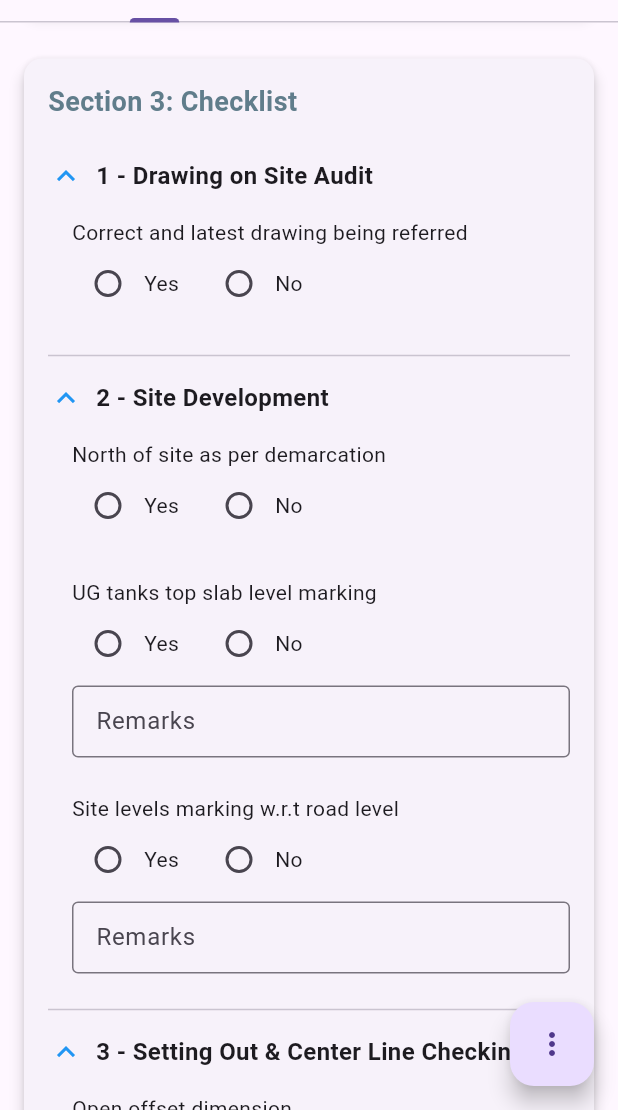
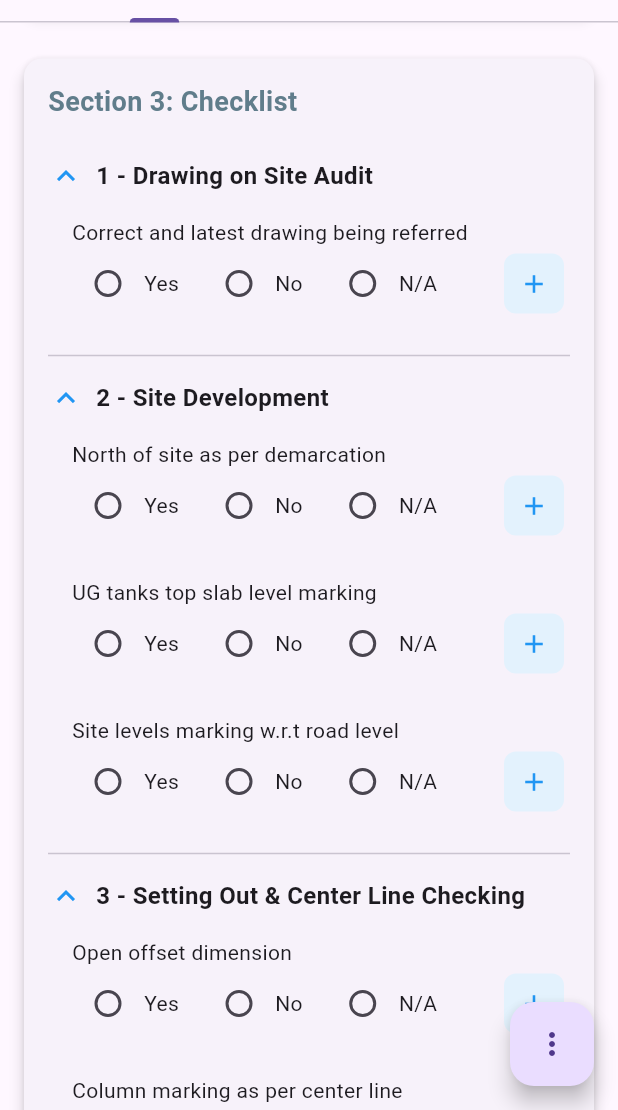
Before and after one commit to anshgwash/site_report_app_v2, a Flutter app: the screen it shows after launch, scrolled down 1152 dp, on a phone screen of 412 x 824 dp, the part 126-1236 px from its top. Run offline on Flutter 3.47's test engine with Material 3 defaults, Android fonts, the phone set to English and light mode, and no system bars; our stand-ins replace cross_file, flutter_riverpod, image_picker, open_file, pdf, share_plus and 1 more.

Commit message:
adds max char limit to 240, adds remarks plus button for each

```diff
--- a/lib/form_sections/section_three.dart
+++ b/lib/form_sections/section_three.dart
@@ -28,6 +28,9 @@ class _SectionThreeState extends State<SectionThree> {
     'blockWork': true,
     'elevation': true,
   };
+
+  // Expanded remark trackers
+  final Map<String, bool> _expandedRemarks = {};
 
   @override
   Widget build(BuildContext context) {
@@ -67,12 +70,10 @@ class _SectionThreeState extends State<SectionThree> {
                 _buildYesNoField(
                   title: 'UG tanks top slab level marking',
                   fieldName: 'ug_tanks_level',
-                  hasRemarks: true,
                 ),
                 _buildYesNoField(
                   title: 'Site levels marking w.r.t road level',
                   fieldName: 'site_levels_road',
-                  hasRemarks: true,
                 ),
               ],
             ),
@@ -85,12 +86,10 @@ class _SectionThreeState extends State<SectionThree> {
                 _buildYesNoField(
                   title: 'Open offset dimension',
                   fieldName: 'offset_dimension',
-                  hasRemarks: true,
                 ),
                 _buildYesNoField(
                   title: 'Column marking as per center line',
                   fieldName: 'column_marking',
-                  hasRemarks: true,
                 ),
               ],
             ),
@@ -103,7 +102,6 @@ class _SectionThreeState extends State<SectionThree> {
                 _buildYesNoField(
                   title: 'Overall checking - supporting level, no gaps, etc.',
                   fieldName: 'shuttering_check',
-                  hasRemarks: true,
                 ),
               ],
             ),
@@ -238,11 +236,12 @@ class _SectionThreeState extends State<SectionThree> {
     );
   }
 
-  Widget _buildYesNoField({
-    required String title,
-    required String fieldName,
-    bool hasRemarks = false,
-  }) {
+  Widget _buildYesNoField({required String title, required String fieldName}) {
+    final hasRemark =
+        widget.formData['${fieldName}_remarks'] != null &&
+        widget.formData['${fieldName}_remarks'].toString().isNotEmpty;
+    final isRemarkExpanded = _expandedRemarks[fieldName] ?? false;
+
     return Padding(
       padding: const EdgeInsets.symmetric(vertical: 8.0),
       child: Column(
@@ -250,6 +249,10 @@ class _SectionThreeState extends State<SectionThree> {
         children: [
           Text(title),
           Row(
+            children: [
+              // Radio buttons for Yes/No/N/A
+              Expanded(
+                child: Row(
                   children: [
                     Radio<String>(
                       value: 'Yes',
@@ -272,10 +275,46 @@ class _SectionThreeState extends State<SectionThree> {
                       },
                     ),
                     const Text('No'),
+                    const SizedBox(width: 16),
+                    Radio<String>(
+                      value: 'N/A',
+                      groupValue: widget.formData['${fieldName}_yn'] as String?,
+                      onChanged: (value) {
+                        setState(() {
+                          widget.updateFormData('${fieldName}_yn', value);
+                        });
+                      },
+                    ),
+                    const Text('N/A'),
                   ],
                 ),
-          if (hasRemarks) ...[
-            const SizedBox(height: 4),
+              ),
+              // Add Remark button
+              IconButton(
+                onPressed: () {
+                  setState(() {
+                    _expandedRemarks[fieldName] = !isRemarkExpanded;
+                  });
+                },
+                icon: Icon(
+                  isRemarkExpanded ? Icons.remove : Icons.add,
+                  color: hasRemark ? Colors.orange : Colors.blue,
+                  size: 20,
+                ),
+                tooltip: isRemarkExpanded ? 'Hide Remark' : 'Add Remark',
+                style: IconButton.styleFrom(
+                  backgroundColor:
+                      hasRemark ? Colors.orange.shade50 : Colors.blue.shade50,
+                  shape: RoundedRectangleBorder(
+                    borderRadius: BorderRadius.circular(8),
+                  ),
+                ),
+              ),
+            ],
+          ),
+          // Show remark field if expanded
+          if (isRemarkExpanded) ...[
+            const SizedBox(height: 8),
             TextFormField(
               initialValue: widget.formData['${fieldName}_remarks'] as String?,
               decoration: const InputDecoration(
@@ -285,10 +324,41 @@ class _SectionThreeState extends State<SectionThree> {
                   horizontal: 12,
                   vertical: 10,
                 ),
+                hintText: 'Enter your remarks here...',
               ),
+              maxLines: 3,
+              maxLength: 240,
               onChanged: (value) {
                 widget.updateFormData('${fieldName}_remarks', value);
               },
+            ),
+          ],
+          // Show existing remark if not expanded but has content
+          if (!isRemarkExpanded && hasRemark) ...[
+            const SizedBox(height: 4),
+            Container(
+              padding: const EdgeInsets.all(8),
+              decoration: BoxDecoration(
+                color: Colors.orange.shade50,
+                borderRadius: BorderRadius.circular(4),
+                border: Border.all(color: Colors.orange.shade200),
+              ),
+              child: Row(
+                children: [
+                  Icon(Icons.note, size: 16, color: Colors.orange.shade700),
+                  const SizedBox(width: 8),
+                  Expanded(
+                    child: Text(
+                      widget.formData['${fieldName}_remarks'].toString(),
+                      style: TextStyle(
+                        fontSize: 12,
+                        color: Colors.orange.shade700,
+                        fontStyle: FontStyle.italic,
+                      ),
+                    ),
+                  ),
+                ],
+              ),
             ),
           ],
           const SizedBox(height: 8),
```
Also changed, not shown: lib/pdf_service.dart (+47 -31 lines). Lines whose indentation alone changed are shown as unchanged.
